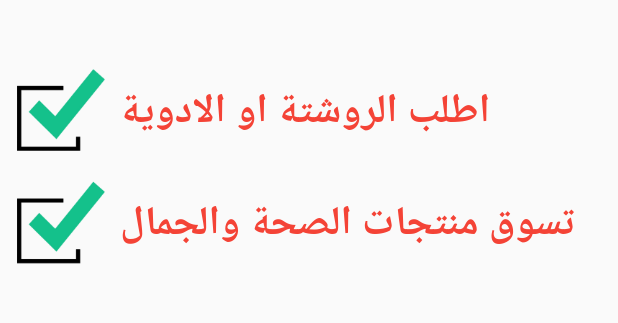
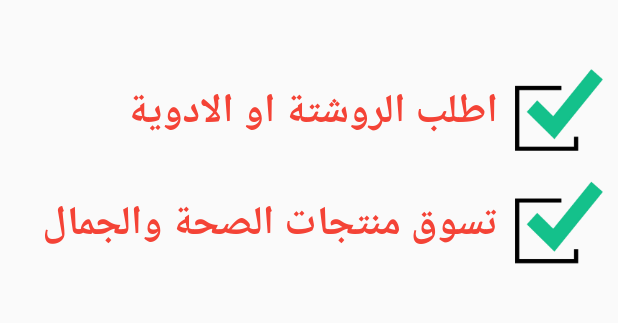
Before and after one commit to ahmed30238/pharmacy, a Flutter app: the first screen one second after launch, on a phone screen of 412 x 824 dp, the part 612-935 px from its top. Run offline on Flutter 3.47's test engine with Material 2 defaults, Android fonts, the phone set to English and light mode, and no system bars; our stand-ins replace curved_labeled_navigation_bar, flutter_screenutil, get, image_picker, shared_preferences.

Commit message:
edit_splash
__

```diff
--- a/lib/screens/cart/cart_screen.dart
+++ b/lib/screens/cart/cart_screen.dart
@@ -45,9 +45,9 @@ class CartScreen extends StatelessWidget {
                 ),
               ),
             ),
-            SizedBox(height: ScreenUtil().setHeight(10)),
+            SizedBox(height: 10.h),
             SizedBox(
-              height: ScreenUtil().setHeight(550),
+              height: 550.h,
               child: ListView.separated(
                 physics: const BouncingScrollPhysics(),
                 itemBuilder: (context, index) {
--- a/lib/screens/splash/splash_screen.dart
+++ b/lib/screens/splash/splash_screen.dart
@@ -89,7 +89,7 @@ class _SplashScreenState extends State<SplashScreen>
               Padding(
                 padding: const EdgeInsets.symmetric(horizontal: 10),
                 child: Row(
-                  mainAxisAlignment: MainAxisAlignment.end,
+                  mainAxisAlignment: MainAxisAlignment.start,
                   crossAxisAlignment: CrossAxisAlignment.center,
                   children: [
                     const Expanded(
@@ -100,7 +100,7 @@ class _SplashScreenState extends State<SplashScreen>
                           fontSize: 27,
                           fontWeight: FontWeight.bold,
                         ),
-                        textAlign: TextAlign.end,
+                        // textAlign: TextAlign.end,
                       ),
                     ),
                     10.pw,
@@ -109,14 +109,14 @@ class _SplashScreenState extends State<SplashScreen>
                      width: 60,
                      image: 'assets/pharmacyImages/true-removebg-preview.png',
                     ),
-                  ],
+                  ].reversed.toList(),
                 ),
               ),
               15.ph,
               Padding(
                 padding: const EdgeInsets.symmetric(horizontal: 10),
                 child: Row(
-                  mainAxisAlignment: MainAxisAlignment.end,
+                  mainAxisAlignment: MainAxisAlignment.start,
                   children: [
                     const Expanded(
                       flex: 4,
@@ -127,13 +127,13 @@ class _SplashScreenState extends State<SplashScreen>
                           fontSize: 27,
                           fontWeight: FontWeight.bold,
                         ),
-                        textAlign: TextAlign.end,
+                        // textAlign: TextAlign.end,
                       ),
                     ),
                     10.pw,
                    const ImageContainer(height:60,width: 60,image:
                         'assets/pharmacyImages/true-removebg-preview.png'),
-                  ],
+                  ].reversed.toList(),
                 ),
               ),
             ],
```
Also changed, not shown: lib/screens/cart/widget/cart_item.dart (+13 -10 lines).
